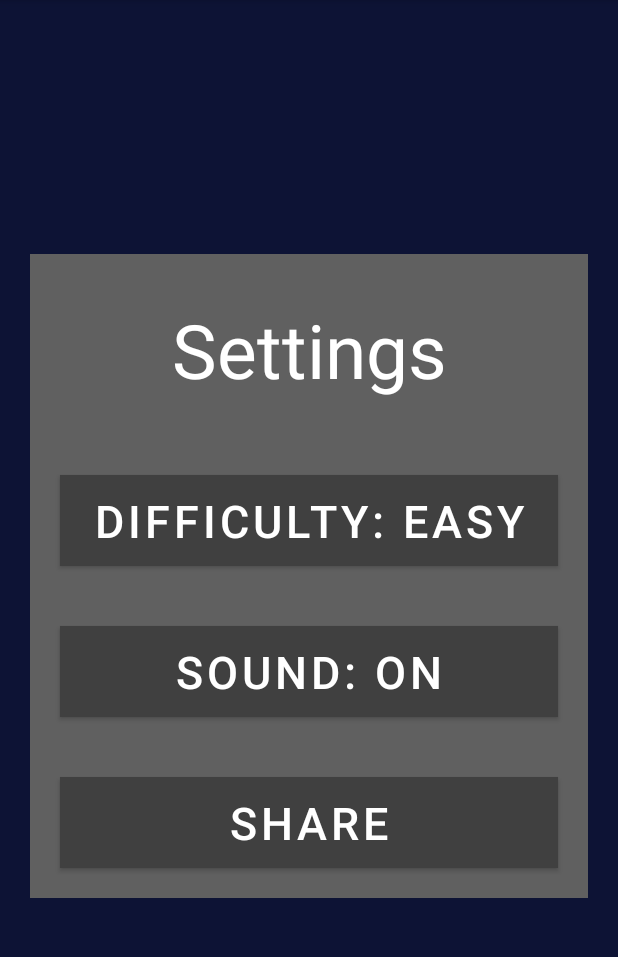
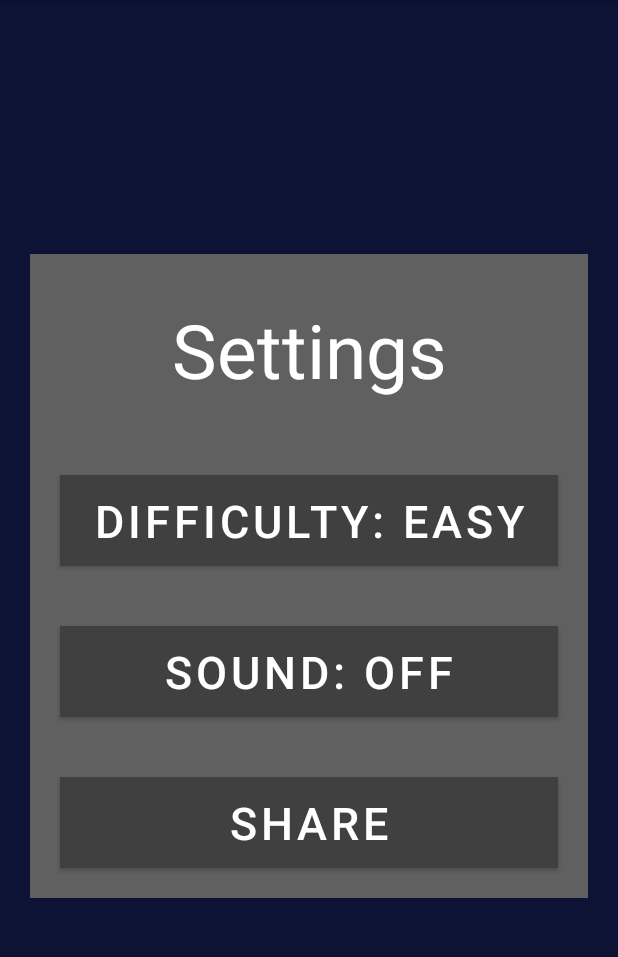
Before and after one commit to ETS-Android2/JaseInvaders, an Android app: the SettingsActivity screen opened directly, with no data from a screen before it, after a tap on "SOUND: ON", on a phone screen of 412 x 824 dp, the part 84-1041 px from its top. Run offline under Robolectric (Android 15) with nearby library versions, the phone set to English and light mode, and no system bars.

```diff
--- a/app/src/main/java/com/callumdennien/jaseinvaders/SettingsActivity.java
+++ b/app/src/main/java/com/callumdennien/jaseinvaders/SettingsActivity.java
@@ -15,6 +15,7 @@ public class SettingsActivity extends AppCompatActivity {
     private Button soundButton;
     private Button shareButton;
     private String currentDifficulty;
+    private boolean soundToggle;
 
     @Override
     protected void onCreate(Bundle savedInstanceState) {
@@ -64,6 +65,19 @@ public class SettingsActivity extends AppCompatActivity {
     }
 
     public void onSoundClicked(View view) {
+        String soundMode = soundButton.getText().toString();
+
+        switch (soundMode) {
+            case "Sound: on":
+                soundToggle = false;
+                soundMode = "Sound: off";
+                soundButton.setText(soundMode);
+                return;
+            case "Sound: off":
+                soundToggle = true;
+                soundMode = "Sound: on";
+                soundButton.setText(soundMode);
+        }
     }
 
     public void onShareClicked(View view) {
```
Also changed, not shown: app/src/main/java/com/callumdennien/jaseinvaders/AudioManager.java (+10 -3 lines).
